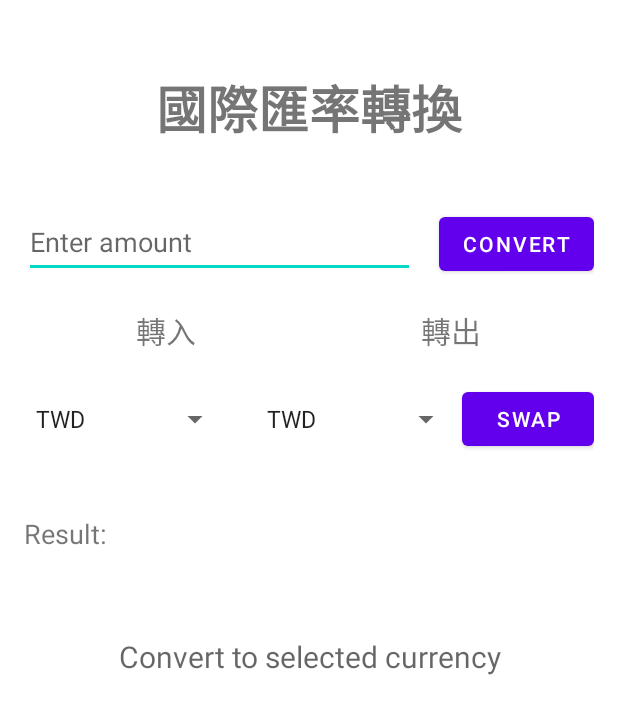
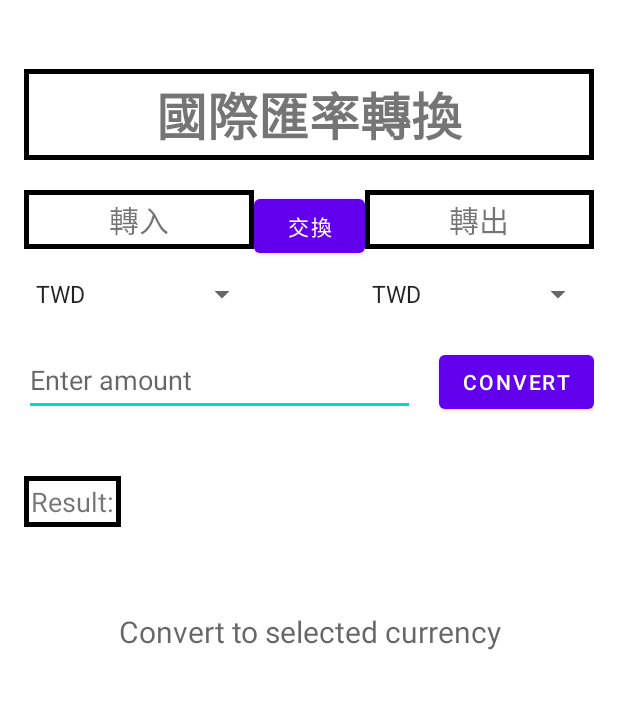
Before and after one commit to lonely10834/ExchangeRate, an Android app: the screen it shows after launch (MainActivity), on a phone screen of 412 x 824 dp. Shown: the top 714 px of the screen. Run offline under Robolectric (Android 15) with nearby library versions, the phone set to English and light mode, and no system bars.

Commit message:
UI介面大改 1.把輸入數量跟spinner調換位置 2.把按鈕移到輸入輸出文字中間 3.新增黑色外框 border.xml 4.導入androidx.constraintlayout.widget.ConstraintLayout

```diff
--- a/app/build.gradle
+++ b/app/build.gradle
@@ -36,6 +36,10 @@ android {
 }
 
 dependencies {
+// Glide library for image loading
+    implementation 'com.github.bumptech.glide:glide:4.13.0'
+    annotationProcessor 'com.github.bumptech.glide:compiler:4.13.0'
+    implementation 'androidx.constraintlayout:constraintlayout:2.1.4'
 
     implementation 'androidx.core:core-ktx:1.7.0'
     implementation 'androidx.appcompat:appcompat:1.6.1'
--- a/app/src/main/java/com/example/myapp01/MainActivity.kt
+++ b/app/src/main/java/com/example/myapp01/MainActivity.kt
@@ -67,11 +67,37 @@ class MainActivity : AppCompatActivity() {
 
         swapButton.setOnClickListener {
             swapSpinnerItems()
-            val fromCurrency = binding.fromCurrencySpinner.selectedItem
-            val toCurrency = binding.toCurrencySpinner.selectedItem
-            binding.fromCurrencySpinner.setSelection(currencies.indexOf(toCurrency))
-            binding.toCurrencySpinner.setSelection(currencies.indexOf(fromCurrency))
-            resultTextView01.text = getString(R.string.exchange_rate_result, fromCurrency, toCurrency)
+            val from_Currency = binding.fromCurrencySpinner.selectedItem
+            val to_Currency = binding.toCurrencySpinner.selectedItem
+            binding.fromCurrencySpinner.setSelection(currencies.indexOf(to_Currency))
+            binding.toCurrencySpinner.setSelection(currencies.indexOf(from_Currency))
+            // Get currency amount from the EditText
+            val currencyAmount = currencyEditText.text.toString().toDoubleOrNull()
+            // If the input is not a valid number, show an error message and return
+            if (currencyAmount == null) {
+                Snackbar.make(binding.root, "Please enter a valid number", Snackbar.LENGTH_SHORT)
+                    .show()
+                return@setOnClickListener
+            }
+            fetchExchangeRate(
+                currencyAmount,
+                onSuccess = { convertedAmount,fromCurrency, toCurrency, toRate ->
+                    // Show the converted amount in the resultTextView
+                    val result = "$convertedAmount $toCurrency"
+                    resultTextView.text = result
+                    resultTextView01.text = "1 $fromCurrency = $toRate $toCurrency"
+                },
+                onError = { error ->
+                    // Show an error message in a Snackbar
+                    Snackbar.make(binding.root, "Error: $error", Snackbar.LENGTH_SHORT).show()
+                },
+                onFetchComplete = { message ->
+                    // Show the fetch completion message in a Snackbar
+                    Snackbar.make(binding.root, message, Snackbar.LENGTH_SHORT).show()
+                },
+                context = this // pass the current context here
+            )
+            resultTextView01.text = getString(R.string.exchange_rate_result, from_Currency, to_Currency)
         }
 
         convertButton.setOnClickListener {
@@ -88,17 +114,10 @@ class MainActivity : AppCompatActivity() {
                 return@setOnClickListener
             }
 
-            // Get the selected currencies
-            val fromCurrency =
-                binding.fromCurrencySpinner.selectedItem.toString().substring(0, 3)
-            val toCurrency = binding.toCurrencySpinner.selectedItem.toString().substring(0, 3)
-
             // Convert the currency using the exchange rate API
             fetchExchangeRate(
-                fromCurrency,
-                toCurrency,
                 currencyAmount,
-                onSuccess = { convertedAmount, toCurrency, toRate ->
+                onSuccess = { convertedAmount,fromCurrency, toCurrency, toRate ->
                     // Show the converted amount in the resultTextView
                     val result = "$convertedAmount $toCurrency"
                     resultTextView.text = result
@@ -145,15 +164,19 @@ class MainActivity : AppCompatActivity() {
 
 
     private fun fetchExchangeRate(
-        fromCurrency: String,
-        toCurrency: String,
+//        fromCurrency: String,
+//        toCurrency: String,
         amount: Double,
-        onSuccess: (Double, String, Double) -> Unit,
+        onSuccess: (Double,String, String, Double) -> Unit,
         onError: (String) -> Unit,
         onFetchComplete: (String) -> Unit,
         context: Context
     ) {
         CoroutineScope(Dispatchers.IO).launch {
+            // Get the selected currencies
+            val fromCurrency =
+                binding.fromCurrencySpinner.selectedItem.toString().substring(0, 3)
+            val toCurrency = binding.toCurrencySpinner.selectedItem.toString().substring(0, 3)
             val url = "https://api.exchangerate-api.com/v4/latest/$fromCurrency"
             try {
                 // 檢查網路連接
@@ -173,7 +196,7 @@ class MainActivity : AppCompatActivity() {
                     val result = "$convertedAmount $toCurrency"
                     Log.d("MainActivity", "$amount $fromCurrency = $result")
                     withContext(Dispatchers.Main) {
-                        onSuccess(convertedAmount, toCurrency , toRate)
+                        onSuccess(convertedAmount,fromCurrency, toCurrency , toRate)
                         val updateTime = Date().toSimpleString("yyyy-MM-dd HH:mm:ss")
                         buildTime = updateTime
                         onFetchComplete("Last updated: $updateTime")
@@ -194,7 +217,7 @@ class MainActivity : AppCompatActivity() {
 
                         Log.d("MainActivity", "$amount $fromCurrency = $result")
                         withContext(Dispatchers.Main) {
-                            onSuccess(convertedAmount, toCurrency,toRate)
+                            onSuccess(convertedAmount,fromCurrency, toCurrency,toRate)
                             onFetchComplete("Last updated(沒有網路連線):$buildTime")
                         }
                     } catch (e: FileNotFoundException) {
--- /dev/null
+++ b/app/src/main/res/drawable/border.xml
@@ -0,0 +1,12 @@
+<?xml version="1.0" encoding="utf-8"?>
+<shape xmlns:android="http://schemas.android.com/apk/res/android"
+    android:shape="rectangle">
+    <stroke
+        android:width="3dp"
+        android:color="#000000" />
+    <padding
+        android:left="5dp"
+        android:top="5dp"
+        android:right="5dp"
+        android:bottom="5dp" />
+</shape>
--- a/app/src/main/res/layout/activity_main.xml
+++ b/app/src/main/res/layout/activity_main.xml
@@ -1,21 +1,100 @@
 <?xml version="1.0" encoding="utf-8"?>
-<LinearLayout
-    xmlns:android="http://schemas.android.com/apk/res/android"
+<LinearLayout xmlns:android="http://schemas.android.com/apk/res/android"
+    xmlns:app="http://schemas.android.com/apk/res-auto"
     xmlns:tools="http://schemas.android.com/tools"
     android:layout_width="match_parent"
     android:layout_height="match_parent"
+    android:orientation="vertical"
     android:padding="16dp"
-    android:orientation="vertical"
     tools:context=".MainActivity">
 
     <TextView
         android:layout_width="match_parent"
         android:layout_height="wrap_content"
         android:layout_marginTop="30dp"
+        android:background="@drawable/border"
         android:gravity="center"
-        android:text="國際匯率轉換"
+        android:text="@string/ExchangeRate"
         android:textSize="34sp"
         android:textStyle="bold" />
+
+    <androidx.constraintlayout.widget.ConstraintLayout
+        android:layout_width="match_parent"
+        android:layout_height="wrap_content"
+        android:layout_marginTop="20dp">
+
+        <TextView
+            android:id="@+id/textView1"
+            android:layout_width="0dp"
+            android:layout_height="wrap_content"
+            android:layout_marginBottom="8dp"
+            android:gravity="center"
+            android:text="@string/convertin"
+            android:textSize="20sp"
+            app:layout_constraintBottom_toTopOf="@+id/linearLayout"
+            app:layout_constraintEnd_toStartOf="@id/swap_button"
+            android:background="@drawable/border"
+            app:layout_constraintStart_toStartOf="parent"
+            app:layout_constraintTop_toTopOf="parent" />
+
+        <Button
+            android:id="@+id/swap_button"
+            android:layout_width="74dp"
+            android:layout_height="wrap_content"
+            android:layout_marginBottom="9dp"
+            android:text="@string/swap"
+            app:layout_constraintBottom_toTopOf="@+id/linearLayout"
+            app:layout_constraintEnd_toStartOf="@+id/textView2"
+            app:layout_constraintStart_toEndOf="@+id/textView1"
+            app:layout_constraintTop_toTopOf="parent"
+            tools:ignore="MissingConstraints" />
+
+        <TextView
+            android:id="@+id/textView2"
+            android:layout_width="0dp"
+            android:layout_height="wrap_content"
+            android:layout_marginBottom="8dp"
+            android:background="@drawable/border"
+            android:gravity="center"
+            android:text="@string/convertout"
+            android:textSize="20sp"
+            app:layout_constraintBottom_toTopOf="@+id/linearLayout"
+            app:layout_constraintEnd_toEndOf="parent"
+            app:layout_constraintStart_toEndOf="@id/swap_button"
+            app:layout_constraintTop_toTopOf="parent"
+            app:layout_constraintVertical_bias="0.0" />
+
+        <LinearLayout
+            android:id="@+id/linearLayout"
+            android:layout_width="0dp"
+            android:layout_height="wrap_content"
+            android:layout_marginTop="10dp"
+            android:layout_marginBottom="1dp"
+            android:orientation="horizontal"
+            app:layout_constraintBottom_toBottomOf="parent"
+            app:layout_constraintEnd_toEndOf="parent"
+            app:layout_constraintHorizontal_weight="1"
+            app:layout_constraintStart_toStartOf="parent"
+            app:layout_constraintTop_toBottomOf="@id/textView1">
+
+            <Spinner
+                android:id="@+id/from_currency_spinner"
+                android:layout_width="wrap_content"
+                android:layout_height="wrap_content"
+                android:layout_weight="1" />
+
+            <View
+                android:layout_width="68dp"
+                android:layout_height="0dp" />
+
+            <Spinner
+                android:id="@+id/to_currency_spinner"
+                android:layout_width="wrap_content"
+                android:layout_height="wrap_content"
+                android:layout_weight="1" />
+        </LinearLayout>
+
+    </androidx.constraintlayout.widget.ConstraintLayout>
 
     <LinearLayout
         android:layout_width="match_parent"
@@ -26,78 +105,23 @@
             android:id="@+id/amountEditText"
             android:layout_width="0dp"
             android:layout_height="wrap_content"
+            android:layout_marginTop="20dp"
             android:layout_weight="1"
-            android:layout_marginTop="40dp"
-            android:hint="Enter amount"
+            android:hint="@string/enter_amount"
             android:imeOptions="actionDone"
             android:inputType="numberDecimal"
             android:minHeight="48dp" />
 
         <View
             android:layout_width="16dp"
-            android:layout_height="match_parent"/>
+            android:layout_height="match_parent" />
 
         <Button
             android:id="@+id/convertButton"
             android:layout_width="wrap_content"
             android:layout_height="wrap_content"
-            android:layout_marginTop="40dp"
-            android:text="Convert" />
-    </LinearLayout>
-
-    <LinearLayout
-        android:layout_width="match_parent"
-        android:layout_height="40dp"
-        android:layout_marginTop="20dp"
-        android:orientation="horizontal">
-
-        <TextView
-            android:id="@+id/textView1"
-            android:layout_width="0dp"
-            android:layout_height="wrap_content"
-            android:layout_weight="1"
-            android:text="轉入"
-            android:textSize="20sp"
-            android:gravity="center"/>
-
-        <TextView
-            android:id="@+id/textView2"
-            android:layout_width="0dp"
-            android:layout_height="wrap_content"
-            android:layout_weight="1"
-            android:text="轉出"
-            android:textSize="20sp"
-            android:gravity="center"/>
-    </LinearLayout>
-
-    <LinearLayout
-        android:layout_width="match_parent"
-        android:layout_height="wrap_content"
-        android:layout_marginTop="10dp"
-        android:gravity="center"
-        android:orientation="horizontal">
-
-        <Spinner
-            android:id="@+id/from_currency_spinner"
-            android:layout_width="0dp"
-            android:layout_height="wrap_content"
-            android:layout_weight="1" />
-
-        <View
-            android:layout_width="16dp"
-            android:layout_height="match_parent" />
-
-        <Spinner
-            android:id="@+id/to_currency_spinner"
-            android:layout_width="0dp"
-            android:layout_height="wrap_content"
-            android:layout_weight="1" />
-        <Button
-            android:id="@+id/swap_button"
-            android:layout_width="wrap_content"
-            android:layout_height="wrap_content"
-            android:text="Swap" />
-
+            android:layout_marginTop="20dp"
+            android:text="@string/convert" />
     </LinearLayout>
 
     <TextView
@@ -105,9 +129,9 @@
         android:layout_width="wrap_content"
         android:layout_height="wrap_content"
         android:layout_marginTop="40dp"
+        android:background="@drawable/border"
         android:text="@string/result_label"
-        android:textSize="18sp"
-        />
+        android:textSize="18sp" />
 
     <TextView
         android:id="@+id/resultTextView"
--- a/app/src/main/res/values/strings.xml
+++ b/app/src/main/res/values/strings.xml
@@ -15,6 +15,12 @@
     <string name="result_label">Result:</string>
     <string name="result_hint">Convert to selected currency</string>
     <string name="exchange_rate_result">1 %1$s = %2$s</string>
+    <string name="convert">Convert</string>
+    <string name="enter_amount">Enter amount</string>
+    <string name="convertout">轉出</string>
+    <string name="convertin">轉入</string>
+    <string name="swap">交換</string>
+    <string name="ExchangeRate">國際匯率轉換</string>
 
 
 </resources>
```
